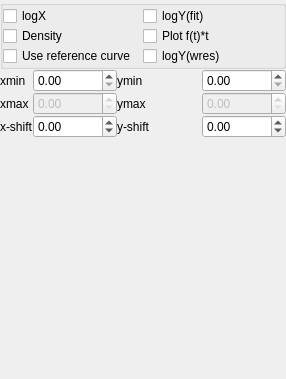
The window that chisurf/plots/lineplot/linePlotWidget.ui (Fluorescence-Tools/chisurf) describes before a commit, drawn with Qt 5.
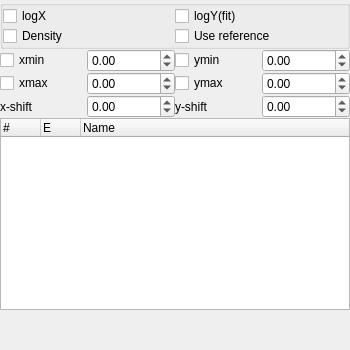
The same window after the commit.

Commit message: Fix line plot

```diff
--- a/chisurf/plots/lineplot/linePlotWidget.ui
+++ b/chisurf/plots/lineplot/linePlotWidget.ui
@@ -6,8 +6,8 @@
    <rect>
     <x>0</x>
     <y>0</y>
-    <width>286</width>
-    <height>379</height>
+    <width>350</width>
+    <height>350</height>
    </rect>
   </property>
   <property name="windowTitle">
@@ -58,20 +58,6 @@
         <property name="spacing">
          <number>0</number>
         </property>
-        <item row="3" column="0">
-         <widget class="QCheckBox" name="checkBox_5">
-          <property name="text">
-           <string>Use reference curve</string>
-          </property>
-         </widget>
-        </item>
-        <item row="3" column="1">
-         <widget class="QCheckBox" name="checkBox_4">
-          <property name="text">
-           <string>logY(wres)</string>
-          </property>
-         </widget>
-        </item>
         <item row="1" column="1">
          <widget class="QCheckBox" name="checkBox">
           <property name="text">
@@ -100,9 +86,9 @@
          </widget>
         </item>
         <item row="2" column="1">
-         <widget class="QCheckBox" name="checkBox_plot_ftt">
+         <widget class="QCheckBox" name="checkBox_5">
           <property name="text">
-           <string>Plot f(t)*t</string>
+           <string>Use reference</string>
           </property>
          </widget>
         </item>
@@ -113,113 +99,177 @@
    </item>
    <item>
     <layout class="QGridLayout" name="gridLayout">
-     <item row="0" column="0">
-      <widget class="QLabel" name="label">
-       <property name="sizePolicy">
-        <sizepolicy hsizetype="Fixed" vsizetype="Preferred">
-         <horstretch>0</horstretch>
-         <verstretch>0</verstretch>
-        </sizepolicy>
+     <property name="spacing">
+      <number>0</number>
+     </property>
+     <item row="2" column="2">
+      <widget class="QDoubleSpinBox" name="doubleSpinBox_6">
+       <property name="minimum">
+        <double>-99.000000000000000</double>
        </property>
-       <property name="text">
-        <string>xmin</string>
+       <property name="singleStep">
+        <double>0.100000000000000</double>
        </property>
       </widget>
      </item>
-     <item row="0" column="1">
-      <widget class="QDoubleSpinBox" name="doubleSpinBox">
+     <item row="0" column="4">
+      <widget class="QDoubleSpinBox" name="doubleSpinBox_2">
        <property name="enabled">
         <bool>true</bool>
        </property>
+       <property name="minimum">
+        <double>-99999999.000000000000000</double>
+       </property>
+       <property name="maximum">
+        <double>99999999.000000000000000</double>
+       </property>
       </widget>
      </item>
-     <item row="3" column="0">
+     <item row="1" column="2">
+      <widget class="QDoubleSpinBox" name="doubleSpinBox_3">
+       <property name="enabled">
+        <bool>true</bool>
+       </property>
+       <property name="minimum">
+        <double>-99999999.000000000000000</double>
+       </property>
+       <property name="maximum">
+        <double>99999999.000000000000000</double>
+       </property>
+       <property name="value">
+        <double>0.000000000000000</double>
+       </property>
+      </widget>
+     </item>
+     <item row="2" column="0">
       <widget class="QLabel" name="label_5">
        <property name="text">
         <string>x-shift</string>
        </property>
       </widget>
      </item>
-     <item row="3" column="3">
-      <widget class="QDoubleSpinBox" name="doubleSpinBox_5">
+     <item row="1" column="4">
+      <widget class="QDoubleSpinBox" name="doubleSpinBox_4">
+       <property name="enabled">
+        <bool>true</bool>
+       </property>
+       <property name="decimals">
+        <number>2</number>
+       </property>
        <property name="minimum">
-        <double>-99.000000000000000</double>
+        <double>-99999999.000000000000000</double>
        </property>
-       <property name="singleStep">
-        <double>0.100000000000000</double>
+       <property name="maximum">
+        <double>99999999.000000000000000</double>
        </property>
        <property name="value">
         <double>0.000000000000000</double>
        </property>
       </widget>
      </item>
-     <item row="3" column="2">
+     <item row="0" column="2">
+      <widget class="QDoubleSpinBox" name="doubleSpinBox">
+       <property name="enabled">
+        <bool>true</bool>
+       </property>
+       <property name="minimum">
+        <double>-99999999.000000000000000</double>
+       </property>
+       <property name="maximum">
+        <double>99999999.000000000000000</double>
+       </property>
+       <property name="value">
+        <double>0.000000000000000</double>
+       </property>
+      </widget>
+     </item>
+     <item row="2" column="3">
       <widget class="QLabel" name="label_6">
        <property name="text">
         <string>y-shift</string>
        </property>
       </widget>
      </item>
-     <item row="3" column="1">
-      <widget class="QDoubleSpinBox" name="doubleSpinBox_6">
+     <item row="2" column="4">
+      <widget class="QDoubleSpinBox" name="doubleSpinBox_5">
        <property name="minimum">
         <double>-99.000000000000000</double>
        </property>
        <property name="singleStep">
         <double>0.100000000000000</double>
        </property>
-      </widget>
-     </item>
-     <item row="1" column="0">
-      <widget class="QLabel" name="label_2">
-       <property name="sizePolicy">
-        <sizepolicy hsizetype="Fixed" vsizetype="Preferred">
-         <horstretch>0</horstretch>
-         <verstretch>0</verstretch>
-        </sizepolicy>
-       </property>
-       <property name="text">
-        <string>xmax</string>
-       </property>
-      </widget>
-     </item>
-     <item row="0" column="2">
-      <widget class="QLabel" name="label_4">
-       <property name="text">
-        <string>ymin</string>
+       <property name="value">
+        <double>0.000000000000000</double>
        </property>
       </widget>
      </item>
      <item row="0" column="3">
-      <widget class="QDoubleSpinBox" name="doubleSpinBox_2">
-       <property name="enabled">
-        <bool>true</bool>
-       </property>
-      </widget>
-     </item>
-     <item row="1" column="1">
-      <widget class="QDoubleSpinBox" name="doubleSpinBox_3">
-       <property name="enabled">
-        <bool>false</bool>
-       </property>
-      </widget>
-     </item>
-     <item row="1" column="2">
-      <widget class="QLabel" name="label_3">
+      <widget class="QCheckBox" name="checkBox_7">
        <property name="text">
-        <string>ymax</string>
+        <string>ymin</string>
        </property>
       </widget>
      </item>
      <item row="1" column="3">
-      <widget class="QDoubleSpinBox" name="doubleSpinBox_4">
-       <property name="enabled">
-        <bool>false</bool>
+      <widget class="QCheckBox" name="checkBox_8">
+       <property name="text">
+        <string>ymax</string>
+       </property>
+      </widget>
+     </item>
+     <item row="0" column="0">
+      <widget class="QCheckBox" name="checkBox_4">
+       <property name="text">
+        <string>xmin</string>
+       </property>
+      </widget>
+     </item>
+     <item row="1" column="0">
+      <widget class="QCheckBox" name="checkBox_6">
+       <property name="text">
+        <string>xmax</string>
        </property>
       </widget>
      </item>
     </layout>
    </item>
+   <item>
+    <widget class="QTreeWidget" name="treeWidget">
+     <property name="editTriggers">
+      <set>QAbstractItemView::CurrentChanged|QAbstractItemView::DoubleClicked|QAbstractItemView::SelectedClicked</set>
+     </property>
+     <property name="uniformRowHeights">
+      <bool>true</bool>
+     </property>
+     <property name="headerHidden">
+      <bool>false</bool>
+     </property>
+     <attribute name="headerMinimumSectionSize">
+      <number>30</number>
+     </attribute>
+     <attribute name="headerDefaultSectionSize">
+      <number>40</number>
+     </attribute>
+     <attribute name="headerStretchLastSection">
+      <bool>true</bool>
+     </attribute>
+     <column>
+      <property name="text">
+       <string>#</string>
+      </property>
+     </column>
+     <column>
+      <property name="text">
+       <string>E</string>
+      </property>
+     </column>
+     <column>
+      <property name="text">
+       <string>Name</string>
+      </property>
+     </column>
+    </widget>
+   </item>
    <item>
     <spacer name="verticalSpacer">
      <property name="orientation">
```
Left out of the diff: 128 changed lines with no effect on the pictures. The commit also changes 1 other file.
